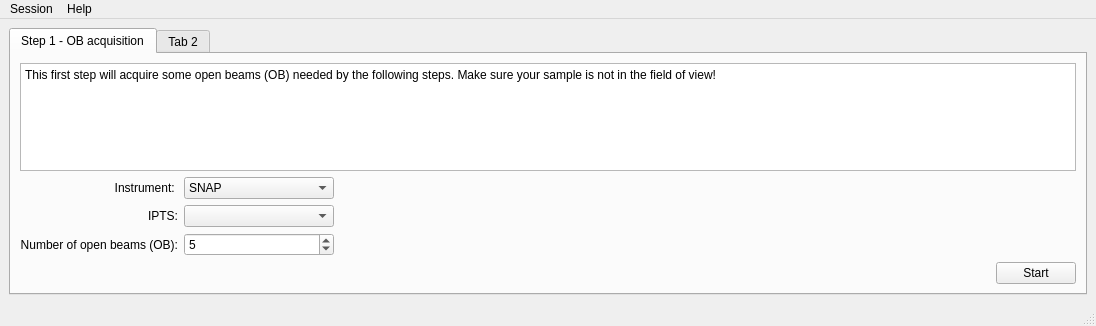
The window that src/asui/ui/main_application.ui (ornlneutronimaging/HyperCTui) describes before a commit, drawn with Qt 5.
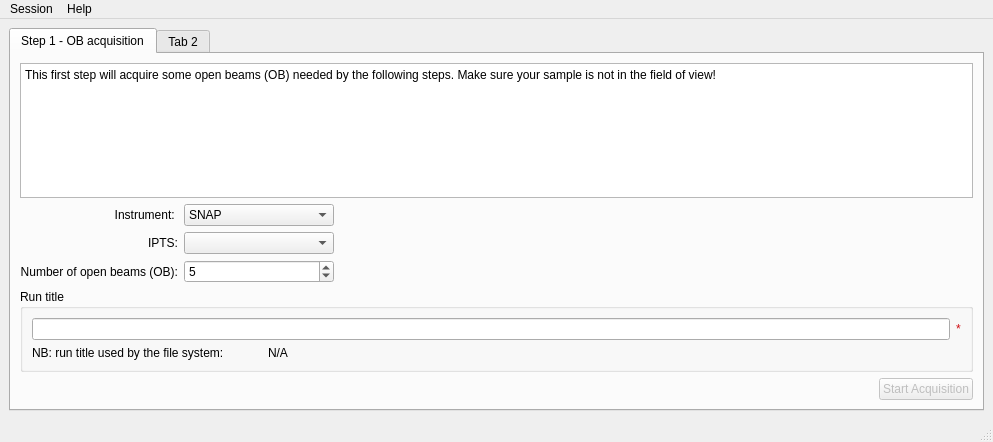
The same window after the commit. Icons and pictures are not drawn.

Commit message: added run title. this refs #4

Patch:
```diff
--- a/src/asui/ui/main_application.ui
+++ b/src/asui/ui/main_application.ui
@@ -6,8 +6,8 @@
    <rect>
     <x>0</x>
     <y>0</y>
-    <width>1096</width>
-    <height>326</height>
+    <width>993</width>
+    <height>442</height>
    </rect>
   </property>
   <property name="windowTitle">
@@ -140,6 +140,96 @@
           </item>
          </layout>
         </item>
+        <item>
+         <widget class="QGroupBox" name="groupBox">
+          <property name="title">
+           <string>Run title</string>
+          </property>
+          <layout class="QVBoxLayout" name="verticalLayout_3">
+           <item>
+            <layout class="QHBoxLayout" name="horizontalLayout_2">
+             <item>
+              <widget class="QLineEdit" name="step1_run_title_lineEdit"/>
+             </item>
+             <item>
+              <widget class="QLabel" name="run_title_missing_label">
+               <property name="palette">
+                <palette>
+                 <active>
+                  <colorrole role="WindowText">
+                   <brush brushstyle="SolidPattern">
+                    <color alpha="255">
+                     <red>208</red>
+                     <green>12</green>
+                     <blue>18</blue>
+                    </color>
+                   </brush>
+                  </colorrole>
+                 </active>
+                 <inactive>
+                  <colorrole role="WindowText">
+                   <brush brushstyle="SolidPattern">
+                    <color alpha="255">
+                     <red>208</red>
+                     <green>12</green>
+                     <blue>18</blue>
+                    </color>
+                   </brush>
+                  </colorrole>
+                 </inactive>
+                 <disabled>
+                  <colorrole role="WindowText">
+                   <brush brushstyle="SolidPattern">
+                    <color alpha="255">
+                     <red>127</red>
+                     <green>127</green>
+                     <blue>127</blue>
+                    </color>
+                   </brush>
+                  </colorrole>
+                 </disabled>
+                </palette>
+               </property>
+               <property name="text">
+                <string>*</string>
+               </property>
+              </widget>
+             </item>
+            </layout>
+           </item>
+           <item>
+            <layout class="QHBoxLayout" name="horizontalLayout_3">
+             <item>
+              <widget class="QLabel" name="label_5">
+               <property name="minimumSize">
+                <size>
+                 <width>230</width>
+                 <height>0</height>
+                </size>
+               </property>
+               <property name="maximumSize">
+                <size>
+                 <width>230</width>
+                 <height>30</height>
+                </size>
+               </property>
+               <property name="text">
+                <string>NB: run title used by the file system:</string>
+               </property>
+              </widget>
+             </item>
+             <item>
+              <widget class="QLabel" name="run_title_formated_label">
+               <property name="text">
+                <string>N/A</string>
+               </property>
+              </widget>
+             </item>
+            </layout>
+           </item>
+          </layout>
+         </widget>
+        </item>
         <item>
          <spacer name="verticalSpacer">
           <property name="orientation">
@@ -169,9 +259,12 @@
            </spacer>
           </item>
           <item>
-           <widget class="QPushButton" name="pushButton">
+           <widget class="QPushButton" name="step1_start_acquisition_pushButton">
+            <property name="enabled">
+             <bool>false</bool>
+            </property>
             <property name="text">
-             <string>Start</string>
+             <string>Start Acquisition</string>
             </property>
            </widget>
           </item>
@@ -194,7 +287,7 @@
     <rect>
      <x>0</x>
      <y>0</y>
-     <width>1096</width>
+     <width>993</width>
      <height>24</height>
     </rect>
    </property>
```
Left out of the diff: 43 changed lines with no effect on the pictures. The commit also changes 3 other files.
